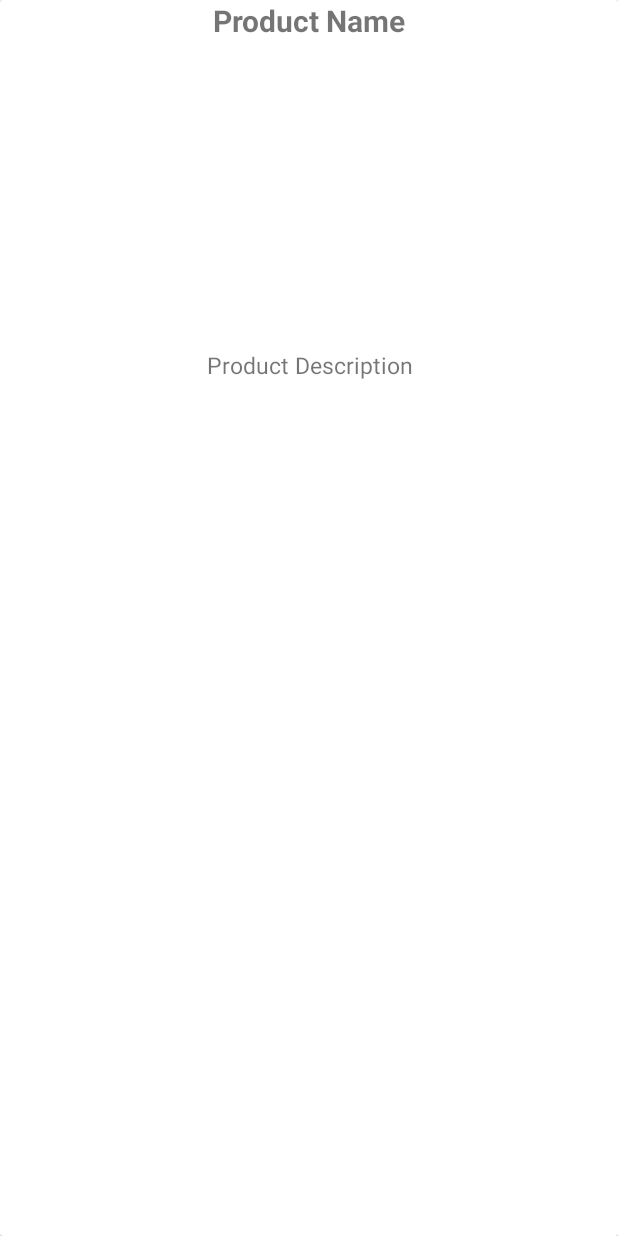
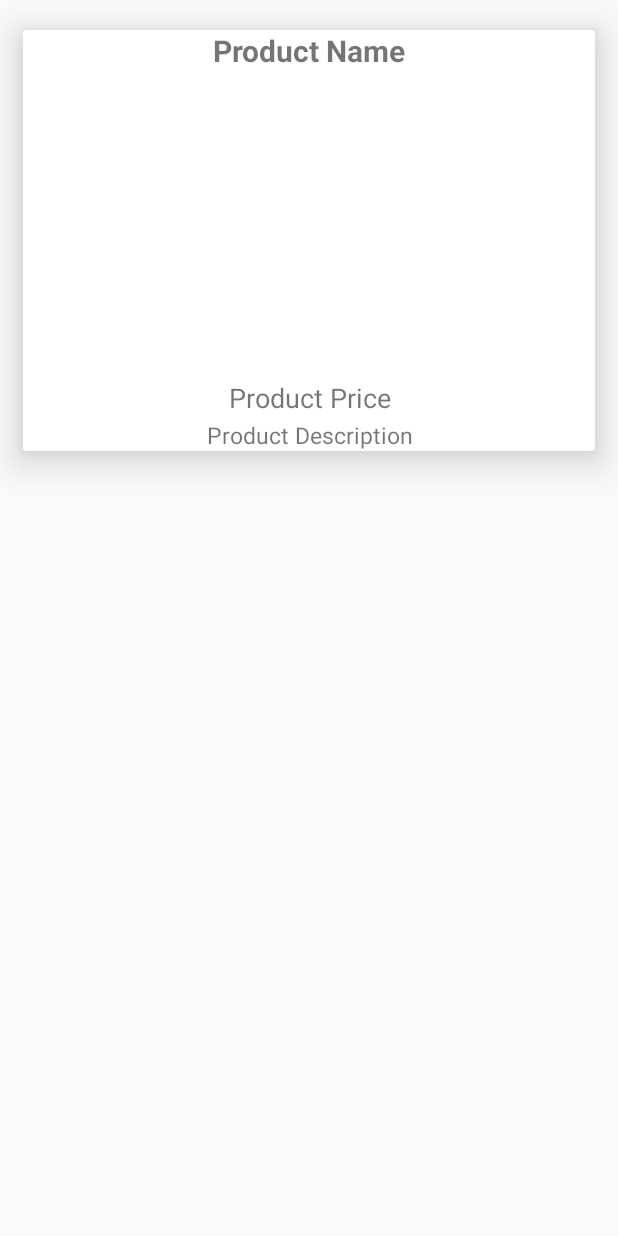
Before and after one commit to thangwuey/FoodOrderingFYP, an Android app: the layout food_menu_layout.xml on its own in the app's theme, with its tools: preview values and no code run, on a phone screen of 412 x 824 dp. Run offline under Robolectric (Android 15) with nearby library versions, the phone set to English and light mode, and no system bars.

Commit message:
Commit New

```diff
--- a/app/src/main/java/ViewHolder/ProductViewHolder.java
+++ b/app/src/main/java/ViewHolder/ProductViewHolder.java
@@ -16,7 +16,7 @@ import Interface.foodItemClickListener;
 public class ProductViewHolder extends RecyclerView.ViewHolder implements View.OnClickListener
 {
 
-    public TextView txtProductName,txtProductDescription;
+    public TextView txtProductName,txtProductDescription,txtProductPrice;
     public ImageView imageView;
     public foodItemClickListener listener;
 
@@ -28,6 +28,7 @@ public class ProductViewHolder extends RecyclerView.ViewHolder implements View.O
         imageView = (ImageView) itemView.findViewById(R.id.product_image);
         txtProductName = (TextView) itemView.findViewById(R.id.product_name);
         txtProductDescription = (TextView) itemView.findViewById(R.id.product_description);
+        txtProductPrice = (TextView) itemView.findViewById(R.id.product_price);
     }
 
     public void setItemClickListener(foodItemClickListener listener)
--- a/app/src/main/res/layout/food_menu_layout.xml
+++ b/app/src/main/res/layout/food_menu_layout.xml
@@ -1,7 +1,12 @@
 <?xml version="1.0" encoding="utf-8"?>
 <androidx.cardview.widget.CardView xmlns:android="http://schemas.android.com/apk/res/android"
     android:layout_width="match_parent"
-    android:layout_height="match_parent">
+    android:layout_height="wrap_content"
+    xmlns:app="http://schemas.android.com/apk/res-auto"
+    android:layout_marginTop="20dp"
+    android:layout_marginStart="15dp"
+    android:layout_marginEnd="15dp"
+    app:cardElevation="15dp">
 
     <RelativeLayout
         android:layout_width="match_parent"
@@ -24,13 +29,25 @@
             android:layout_below="@id/product_name"
             android:layout_marginTop="5dp"
             android:scaleType="centerCrop" />
+
+        <TextView
+
+            android:id="@+id/product_price"
+            android:layout_width="match_parent"
+            android:layout_height="wrap_content"
+            android:layout_below="@id/product_image"
+            android:text="Product Price"
+            android:textAlignment="center"
+            android:textSize="18sp" />
+
         <TextView
 
             android:id="@+id/product_description"
             android:layout_width="match_parent"
             android:layout_height="wrap_content"
-            android:layout_below="@id/product_image"
+            android:layout_below="@id/product_price"
             android:text="Product Description"
+            android:layout_marginTop="2dp"
             android:textAlignment="center"
             android:textSize="15sp" />
 
```
Also changed, not shown: app/build.gradle (+10 -2 lines), app/src/main/java/com/example/foodorderingfyp/HomeFragment.java (+6 -2 lines).
